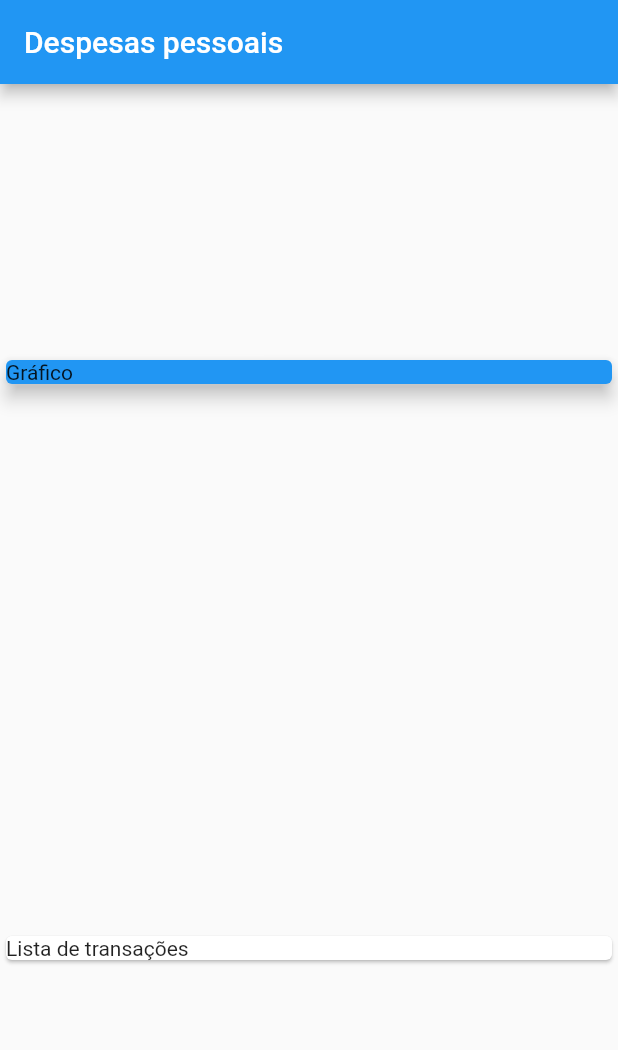
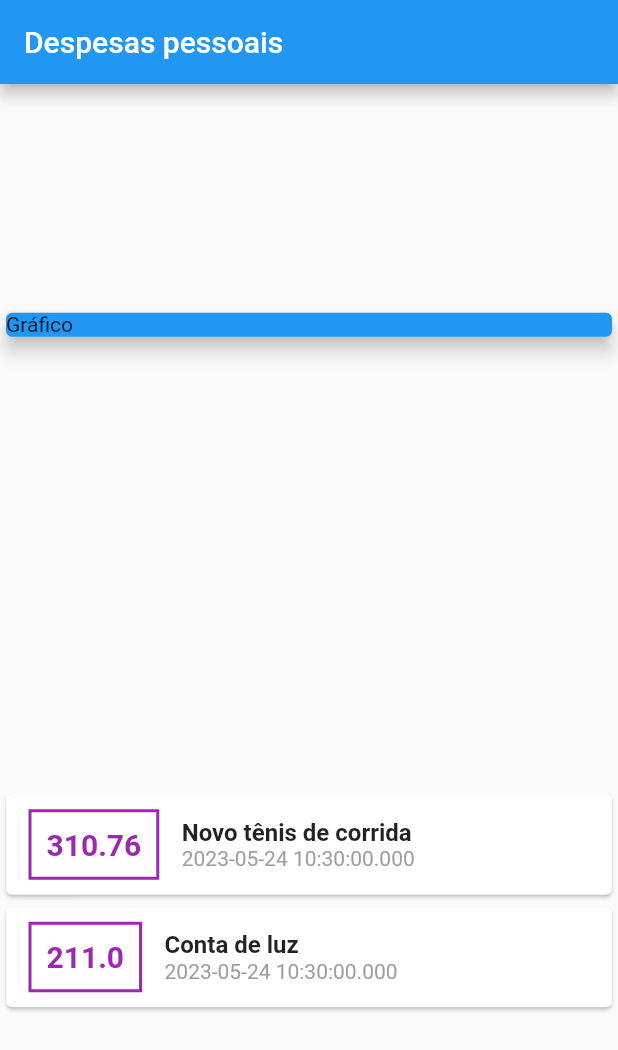
Before and after one commit to ericatorres/ExpensesFlutter, a Flutter app: the screen it shows after launch, on a phone screen of 412 x 824 dp. Shown: the top 1050 px of the screen. Run offline on Flutter 3.47's test engine with Material 2 defaults, Android fonts, the phone set to English and light mode, and no system bars.

```diff
--- a/lib/main.dart
+++ b/lib/main.dart
@@ -1,3 +1,4 @@
+import 'package:expenses/models/transaction.dart';
 import 'package:flutter/material.dart';
 import 'package:flutter/src/widgets/framework.dart';
 import 'package:flutter/src/widgets/placeholder.dart';
@@ -14,7 +15,17 @@ class ExpensesApp extends StatelessWidget {
 }
 
 class MyHomePage extends StatelessWidget {
-  const MyHomePage({super.key});
+  MyHomePage({super.key});
+
+  final _transactions = [
+    Transaction(
+        id: 't1',
+        title: 'Novo tênis de corrida',
+        value: 310.76,
+        date: DateTime.now()),
+    Transaction(
+        id: 't2', title: 'Conta de luz', value: 211, date: DateTime.now())
+  ];
 
   @override
   Widget build(BuildContext context) {
@@ -34,8 +45,48 @@ class MyHomePage extends StatelessWidget {
                 elevation: 5,
               ),
             ),
-            Card(
-              child: Text('Lista de transações'),
+            Column(
+              children: _transactions.map((tr) {
+                return Card(
+                  child: Row(
+                    children: <Widget>[
+                      Container(
+                        margin: EdgeInsets.symmetric(
+                          horizontal: 15,
+                          vertical: 10,
+                        ),
+                        decoration: BoxDecoration(
+                            border: Border.all(
+                          color: Colors.purple,
+                          width: 2,
+                        )),
+                        padding: EdgeInsets.all(10),
+                        child: Text(
+                          tr.value.toString(),
+                          style: TextStyle(
+                              fontWeight: FontWeight.bold,
+                              fontSize: 20,
+                              color: Colors.purple),
+                        ),
+                      ),
+                      Column(
+                        crossAxisAlignment: CrossAxisAlignment.start,
+                        children: <Widget>[
+                          Text(tr.title,
+                              style: TextStyle(
+                                fontWeight: FontWeight.bold,
+                                fontSize: 16,
+                              )),
+                          Text(
+                            tr.date.toString(),
+                            style: TextStyle(color: Colors.grey),
+                          )
+                        ],
+                      )
+                    ],
+                  ),
+                );
+              }).toList(),
             )
           ],
         ));
--- /dev/null
+++ b/lib/models/transaction.dart
@@ -0,0 +1,12 @@
+class Transaction {
+  final String id;
+  final String title;
+  final double value;
+  final DateTime date;
+
+  Transaction(
+      {required this.id,
+      required this.title,
+      required this.value,
+      required this.date});
+}
```
